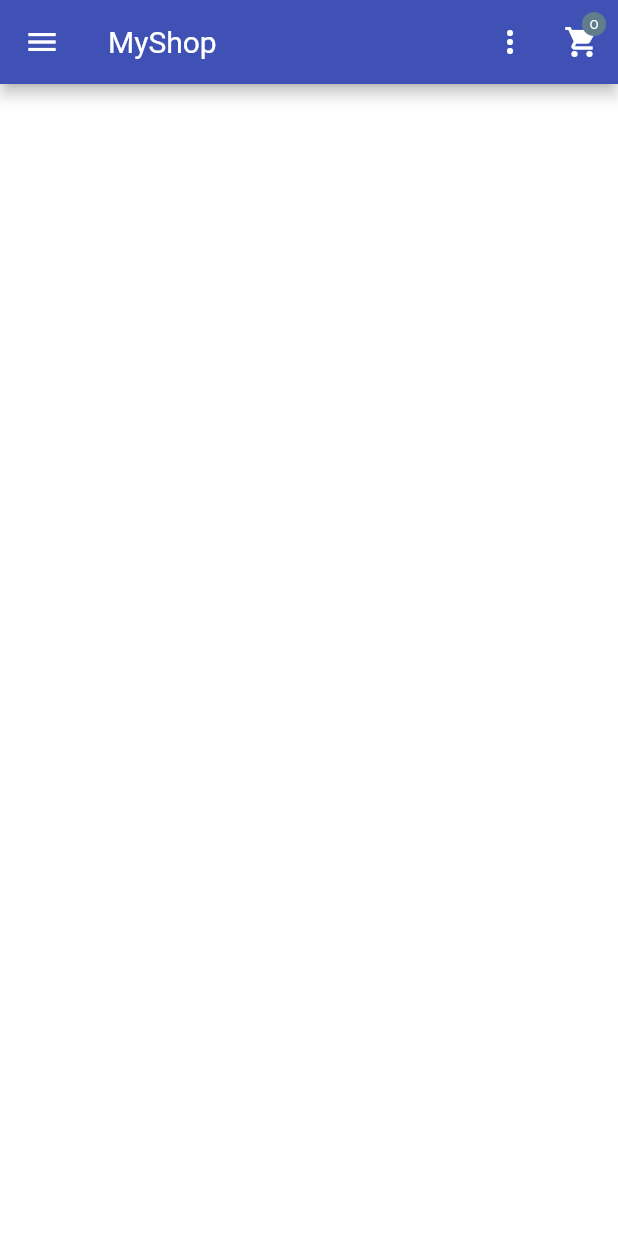
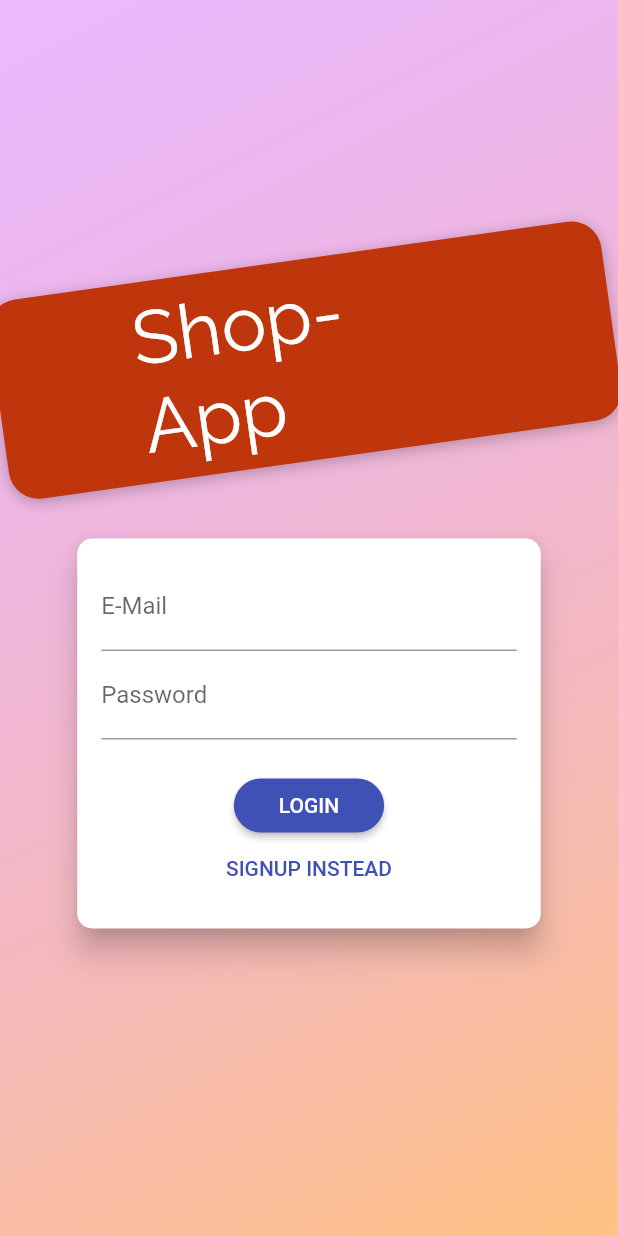
Before and after one commit to Roopaish/Flutter-RoadMap, a Flutter app: the screen it shows after launch, on a phone screen of 412 x 824 dp. Run offline on Flutter 3.47's test engine with Material 2 defaults, Android fonts, the phone set to English and light mode, and no system bars.

Commit message:
Auth Screen

```diff
--- a/lib/main.dart
+++ b/lib/main.dart
@@ -24,6 +24,7 @@ import 'shop/providers/orders.dart';
 import 'shop/screens/orders_screen.dart';
 import 'shop/screens/user_products_screen.dart';
 import 'shop/screens/edit_product_screen.dart';
+import 'shop/screens/auth_screen.dart';
 
 void main() {
   runApp(MyApp());
@@ -124,6 +125,7 @@ class _MyAppState extends State<MyApp> {
           OrdersScreen.routeName: (context) => OrdersScreen(),
           UserProductsScreen.routeName: (context) => UserProductsScreen(),
           EditProductScreen.routeName: (context) => EditProductScreen(),
+          AuthScreen.routeName: (context) => AuthScreen(),
         },
         debugShowCheckedModeBanner: false,
         home: ShopApp(),
--- /dev/null
+++ b/lib/shop/screens/auth_screen.dart
@@ -0,0 +1,228 @@
+import 'dart:math';
+
+import 'package:flutter/material.dart';
+
+enum AuthMode { Signup, Login }
+
+class AuthScreen extends StatelessWidget {
+  static const routeName = '/shop-app/auth';
+
+  @override
+  Widget build(BuildContext context) {
+    final deviceSize = MediaQuery.of(context).size;
+    return Scaffold(
+      // resizeToAvoidBottomInset: false,
+      body: Stack(
+        children: <Widget>[
+          Container(
+            decoration: BoxDecoration(
+              gradient: LinearGradient(
+                colors: [
+                  Color.fromRGBO(215, 117, 255, 1).withOpacity(0.5),
+                  Color.fromRGBO(255, 188, 117, 1).withOpacity(0.9),
+                ],
+                begin: Alignment.topLeft,
+                end: Alignment.bottomRight,
+                stops: [0, 1],
+              ),
+            ),
+          ),
+          SingleChildScrollView(
+            child: Container(
+              height: deviceSize.height,
+              width: deviceSize.width,
+              child: Column(
+                mainAxisAlignment: MainAxisAlignment.center,
+                crossAxisAlignment: CrossAxisAlignment.center,
+                children: <Widget>[
+                  Flexible(
+                    child: Container(
+                      margin: EdgeInsets.only(bottom: 20.0),
+                      padding:
+                          EdgeInsets.symmetric(vertical: 8.0, horizontal: 94.0),
+                      transform: Matrix4.rotationZ(-8 * pi / 180)
+                        ..translate(-10.0),
+                      // ..translate(-10.0),
+                      decoration: BoxDecoration(
+                        borderRadius: BorderRadius.circular(20),
+                        color: Colors.deepOrange.shade900,
+                        boxShadow: [
+                          BoxShadow(
+                            blurRadius: 8,
+                            color: Colors.black26,
+                            offset: Offset(0, 2),
+                          )
+                        ],
+                      ),
+                      child: Text(
+                        'Shop-App',
+                        style: TextStyle(
+                          color: Theme.of(context).colorScheme.onSecondary,
+                          fontSize: 50,
+                          fontFamily: 'Raleway',
+                          fontWeight: FontWeight.normal,
+                        ),
+                      ),
+                    ),
+                  ),
+                  Flexible(
+                    flex: deviceSize.width > 600 ? 2 : 1,
+                    child: AuthCard(),
+                  ),
+                ],
+              ),
+            ),
+          ),
+        ],
+      ),
+    );
+  }
+}
+
+class AuthCard extends StatefulWidget {
+  const AuthCard({
+    Key? key,
+  }) : super(key: key);
+
+  @override
+  _AuthCardState createState() => _AuthCardState();
+}
+
+class _AuthCardState extends State<AuthCard> {
+  final GlobalKey<FormState> _formKey = GlobalKey();
+  AuthMode _authMode = AuthMode.Login;
+  Map<String, String> _authData = {
+    'email': '',
+    'password': '',
+  };
+  var _isLoading = false;
+  final _passwordController = TextEditingController();
+
+  void _submit() {
+    if (!_formKey.currentState!.validate()) {
+      // Invalid!
+      return;
+    }
+    _formKey.currentState!.save();
+    setState(() {
+      _isLoading = true;
+    });
+    if (_authMode == AuthMode.Login) {
+      // Log user in
+    } else {
+      // Sign user up
+    }
+    setState(() {
+      _isLoading = false;
+    });
+  }
+
+  void _switchAuthMode() {
+    if (_authMode == AuthMode.Login) {
+      setState(() {
+        _authMode = AuthMode.Signup;
+      });
+    } else {
+      setState(() {
+        _authMode = AuthMode.Login;
+      });
+    }
+  }
+
+  @override
+  Widget build(BuildContext context) {
+    final deviceSize = MediaQuery.of(context).size;
+    return Card(
+      shape: RoundedRectangleBorder(
+        borderRadius: BorderRadius.circular(10.0),
+      ),
+      elevation: 8.0,
+      child: Container(
+        height: _authMode == AuthMode.Signup ? 320 : 260,
+        constraints:
+            BoxConstraints(minHeight: _authMode == AuthMode.Signup ? 320 : 260),
+        width: deviceSize.width * 0.75,
+        padding: EdgeInsets.all(16.0),
+        child: Form(
+          key: _formKey,
+          child: SingleChildScrollView(
+            child: Column(
+              children: <Widget>[
+                TextFormField(
+                  decoration: InputDecoration(labelText: 'E-Mail'),
+                  keyboardType: TextInputType.emailAddress,
+                  validator: (value) {
+                    if (value!.isEmpty || !value.contains('@')) {
+                      return 'Invalid email!';
+                    }
+                    return null;
+                  },
+                  onSaved: (value) {
+                    _authData['email'] = value.toString();
+                  },
+                ),
+                TextFormField(
+                  decoration: InputDecoration(labelText: 'Password'),
+                  obscureText: true,
+                  controller: _passwordController,
+                  validator: (value) {
+                    if (value!.isEmpty || value.length < 5) {
+                      return 'Password is too short!';
+                    }
+                  },
+                  onSaved: (value) {
+                    _authData['password'] = value.toString();
+                  },
+                ),
+                if (_authMode == AuthMode.Signup)
+                  TextFormField(
+                    enabled: _authMode == AuthMode.Signup,
+                    decoration: InputDecoration(labelText: 'Confirm Password'),
+                    obscureText: true,
+                    validator: _authMode == AuthMode.Signup
+                        ? (value) {
+                            if (value != _passwordController.text) {
+                              return 'Passwords do not match!';
+                            }
+                          }
+                        : null,
+                  ),
+                SizedBox(
+                  height: 20,
+                ),
+                if (_isLoading)
+                  CircularProgressIndicator()
+                else
+                  ElevatedButton(
+                    child:
+                        Text(_authMode == AuthMode.Login ? 'LOGIN' : 'SIGN UP'),
+                    onPressed: _submit,
+                    style: ElevatedButton.styleFrom(
+                      shape: RoundedRectangleBorder(
+                        borderRadius: BorderRadius.circular(30),
+                      ),
+                      padding:
+                          EdgeInsets.symmetric(horizontal: 30.0, vertical: 8.0),
+                      primary: Theme.of(context).primaryColor,
+                      onPrimary:
+                          Theme.of(context).primaryTextTheme.button!.color,
+                    ),
+                  ),
+               TextButton(
+                  child: Text(
+                      '${_authMode == AuthMode.Login ? 'SIGNUP' : 'LOGIN'} INSTEAD'),
+                  onPressed: _switchAuthMode,
+                  style: TextButton.styleFrom(
+                  padding: EdgeInsets.symmetric(horizontal: 30.0, vertical: 4),
+                  tapTargetSize: MaterialTapTargetSize.shrinkWrap,
+                  primary: Theme.of(context).primaryColor,
+                  ),
+                ),
+              ],
+            ),
+          ),
+        ),
+      ),
+    );
+  }
+}
--- a/lib/shop/shop.dart
+++ b/lib/shop/shop.dart
@@ -1,11 +1,12 @@
 import 'package:flutter/material.dart';
-import 'screens/products_overview_screen.dart';
+// import 'screens/products_overview_screen.dart';
+import 'screens/auth_screen.dart';
 
 class ShopApp extends StatelessWidget {
-  const ShopApp({ Key? key }) : super(key: key);
+  const ShopApp({Key? key}) : super(key: key);
 
   @override
   Widget build(BuildContext context) {
-    return ProductsOverviewScreen();
+    return AuthScreen();
   }
 }
```
Also changed, not shown: 1 other file.
